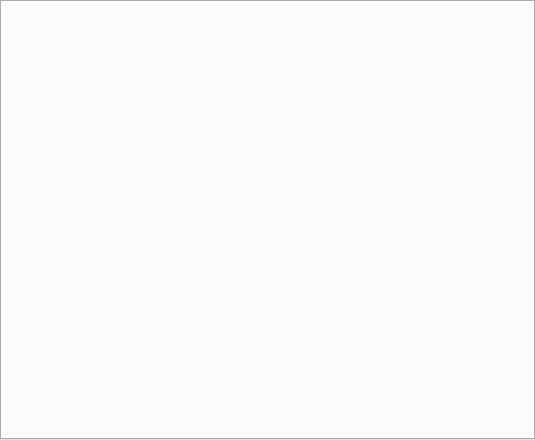
Before: the Qt Designer form Widget/widgettabpages.ui in Mtr1994/TU-Services, drawn with Qt 5.
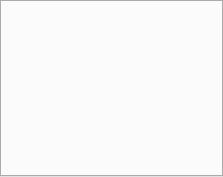
After: the same form once the commit is applied.

The edit to the form file:
```diff
--- a/Widget/widgettabpages.ui
+++ b/Widget/widgettabpages.ui
@@ -6,8 +6,8 @@
    <rect>
     <x>0</x>
     <y>0</y>
-    <width>535</width>
-    <height>440</height>
+    <width>223</width>
+    <height>177</height>
    </rect>
   </property>
   <property name="font">
@@ -36,6 +36,9 @@
    </property>
    <item row="0" column="0">
     <widget class="QTabWidget" name="tabWidget">
+     <property name="styleSheet">
+      <string notr="true"/>
+     </property>
      <property name="currentIndex">
       <number>-1</number>
      </property>
```
